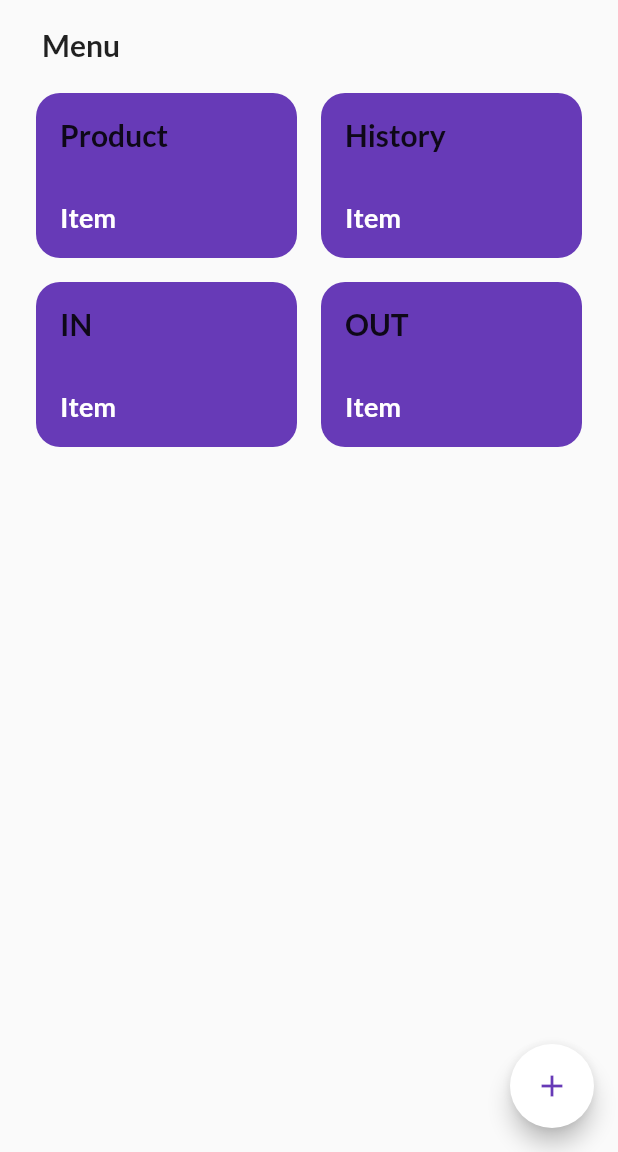
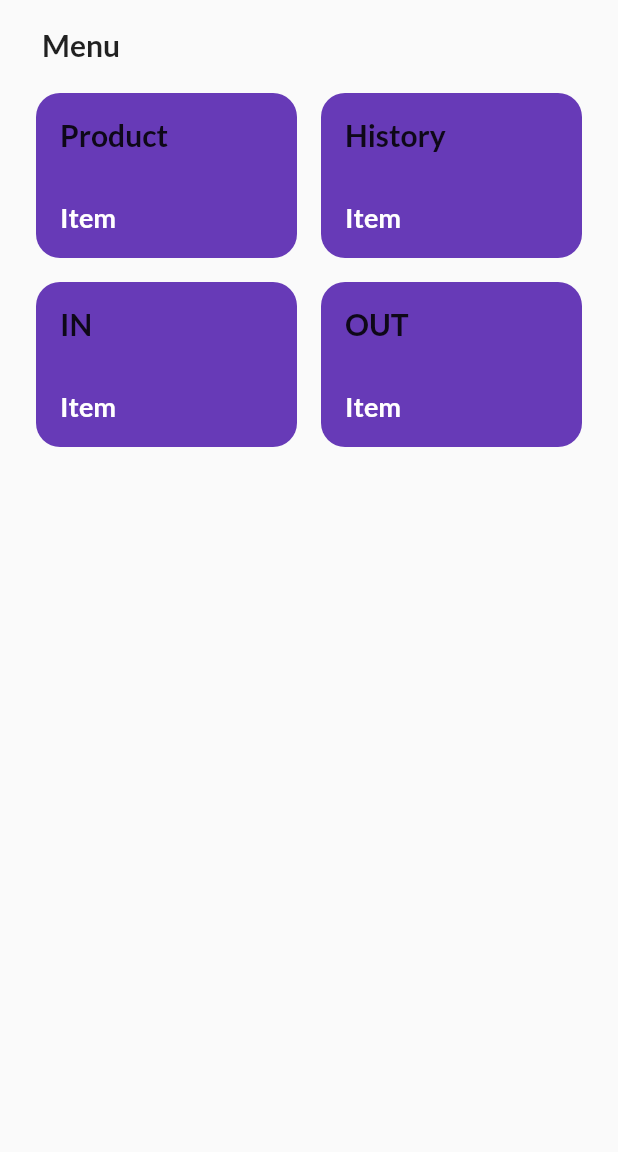
Before and after one commit to Jishnulal7/Inventory-App, a Flutter app: the screen it shows after launch, on a phone screen of 412 x 824 dp, the part 84-1236 px from its top. Run offline on Flutter 3.47's test engine with Material 2 defaults, Android fonts, the phone set to English and light mode, and no system bars; our stand-ins replace bloc, equatable, google_fonts.

Commit message:
Updated Home Screen

```diff
--- a/lib/screens/home/homescreen.dart
+++ b/lib/screens/home/homescreen.dart
@@ -1,4 +1,5 @@
 import 'package:flutter/material.dart';
+import 'package:inventory_app/screens/product/product_screen.dart';
 
 class HomeScreen extends StatelessWidget {
   const HomeScreen({super.key});
@@ -22,7 +23,7 @@ class HomeScreen extends StatelessWidget {
           crossAxisAlignment: CrossAxisAlignment.start,
           children: [
             Padding(
-              padding: const EdgeInsets.symmetric(horizontal: 20,vertical: 10),
+              padding: const EdgeInsets.symmetric(horizontal: 20, vertical: 10),
               child: Text(
                 'Menu',
                 style: Theme.of(context).textTheme.bodyMedium,
@@ -51,14 +52,7 @@ class HomeScreen extends StatelessWidget {
           ],
         ),
       ),
-      floatingActionButton: FloatingActionButton(
-        onPressed: () {},
-        backgroundColor: Colors.white,
-        child: const Icon(
-          Icons.add,
-          color: Colors.deepPurple,
-        ),
-      ),
+
     );
   }
 }
@@ -163,7 +157,15 @@ class Product extends StatelessWidget {
 
   @override
   Widget build(BuildContext context) {
-    return Container(
+    return GestureDetector(
+      onTap: () {
+        Navigator.push(
+            context,
+            MaterialPageRoute(
+              builder: (context) => const ProductScreen(),
+            ));
+      },
+      child: Container(
         padding: const EdgeInsets.all(16),
         decoration: BoxDecoration(
           color: Colors.deepPurple,
@@ -184,6 +186,7 @@ class Product extends StatelessWidget {
             ),
           ],
         ),
+      ),
     );
   }
 }
```
Lines whose indentation alone changed are shown as unchanged.
